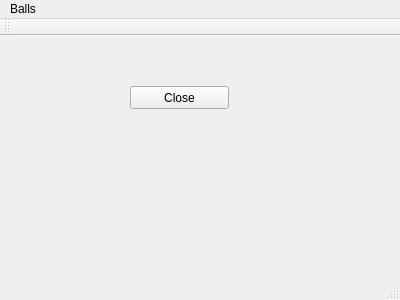
First picture: the form in qt_gui/simple_qt_gui/mainwindow.ui, repository AlMazyr/testing, before the edit.
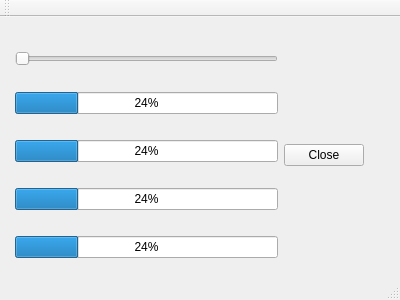
Second picture: the form after the edit.

Commit message: Added signals_and_slots gui app.

Patch:
```diff
--- a/qt_gui/simple_qt_gui/mainwindow.ui
+++ b/qt_gui/simple_qt_gui/mainwindow.ui
@@ -14,37 +14,65 @@
    <string>MainWindow</string>
   </property>
   <widget class="QWidget" name="centralWidget">
-   <widget class="QPushButton" name="pushButton">
+   <widget class="QWidget" name="">
     <property name="geometry">
      <rect>
-      <x>130</x>
-      <y>50</y>
-      <width>99</width>
-      <height>23</height>
+      <x>4</x>
+      <y>3</y>
+      <width>371</width>
+      <height>271</height>
      </rect>
     </property>
-    <property name="text">
-     <string>Close</string>
-    </property>
+    <layout class="QHBoxLayout" name="horizontalLayout">
+     <item>
+      <layout class="QVBoxLayout" name="verticalLayout">
+       <item>
+        <widget class="QSlider" name="horizontalSlider">
+         <property name="orientation">
+          <enum>Qt::Horizontal</enum>
+         </property>
+        </widget>
+       </item>
+       <item>
+        <widget class="QProgressBar" name="progressBar">
+         <property name="value">
+          <number>24</number>
+         </property>
+        </widget>
+       </item>
+       <item>
+        <widget class="QProgressBar" name="progressBar_2">
+         <property name="value">
+          <number>24</number>
+         </property>
+        </widget>
+       </item>
+       <item>
+        <widget class="QProgressBar" name="progressBar_3">
+         <property name="value">
+          <number>24</number>
+         </property>
+        </widget>
+       </item>
+       <item>
+        <widget class="QProgressBar" name="progressBar_4">
+         <property name="value">
+          <number>24</number>
+         </property>
+        </widget>
+       </item>
+      </layout>
+     </item>
+     <item>
+      <widget class="QPushButton" name="pushButton">
+       <property name="text">
+        <string>Close</string>
+       </property>
+      </widget>
+     </item>
+    </layout>
    </widget>
   </widget>
-  <widget class="QMenuBar" name="menuBar">
-   <property name="geometry">
-    <rect>
-     <x>0</x>
-     <y>0</y>
-     <width>400</width>
-     <height>20</height>
-    </rect>
-   </property>
-   <widget class="QMenu" name="menuBalls">
-    <property name="title">
-     <string>Balls</string>
-    </property>
-    <addaction name="separator"/>
-   </widget>
-   <addaction name="menuBalls"/>
-  </widget>
   <widget class="QToolBar" name="mainToolBar">
    <attribute name="toolBarArea">
     <enum>TopToolBarArea</enum>
```
Left out of the diff: 4 changed lines with no effect on the pictures. The commit also changes 3 other files.
